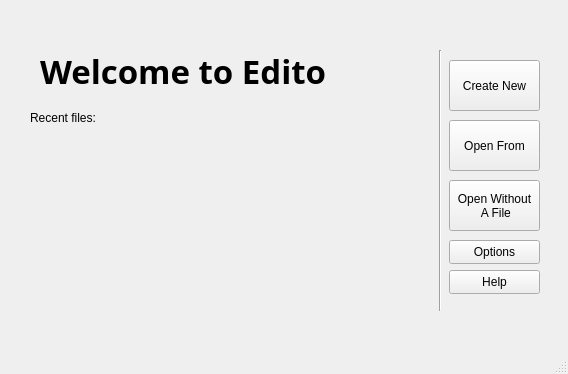
Before: the Qt Designer form edito.ui in Yovsky/Edito, drawn with Qt 5.
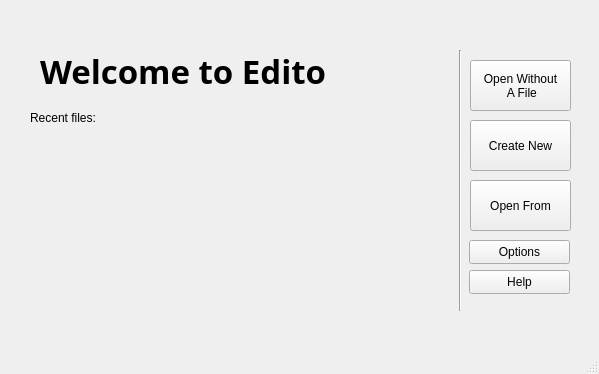
After: the same form once the commit is applied. Icons and pictures are not drawn.

Commit message: Added Icons to the home window.

The edit to the form file:
```diff
--- a/edito.ui
+++ b/edito.ui
@@ -6,7 +6,7 @@
    <rect>
     <x>0</x>
     <y>0</y>
-    <width>568</width>
+    <width>599</width>
     <height>374</height>
    </rect>
   </property>
@@ -21,9 +21,9 @@
    <widget class="QPushButton" name="createNew">
     <property name="geometry">
      <rect>
-      <x>449</x>
-      <y>60</y>
-      <width>91</width>
+      <x>470</x>
+      <y>120</y>
+      <width>101</width>
       <height>51</height>
      </rect>
     </property>
@@ -40,9 +40,9 @@
    <widget class="QPushButton" name="Open">
     <property name="geometry">
      <rect>
-      <x>449</x>
-      <y>120</y>
-      <width>91</width>
+      <x>470</x>
+      <y>180</y>
+      <width>101</width>
       <height>51</height>
      </rect>
     </property>
@@ -53,9 +53,9 @@
    <widget class="QPushButton" name="Options">
     <property name="geometry">
      <rect>
-      <x>449</x>
+      <x>469</x>
       <y>240</y>
-      <width>91</width>
+      <width>101</width>
       <height>24</height>
      </rect>
     </property>
@@ -66,9 +66,9 @@
    <widget class="QPushButton" name="pushButton_4">
     <property name="geometry">
      <rect>
-      <x>449</x>
+      <x>469</x>
       <y>270</y>
-      <width>91</width>
+      <width>101</width>
       <height>24</height>
      </rect>
     </property>
@@ -79,7 +79,7 @@
    <widget class="Line" name="line">
     <property name="geometry">
      <rect>
-      <x>430</x>
+      <x>450</x>
       <y>50</y>
       <width>20</width>
       <height>261</height>
@@ -134,9 +134,9 @@
    <widget class="QPushButton" name="EmptyFile">
     <property name="geometry">
      <rect>
-      <x>449</x>
-      <y>180</y>
-      <width>91</width>
+      <x>470</x>
+      <y>60</y>
+      <width>101</width>
       <height>51</height>
      </rect>
     </property>
```
Left out of the diff: 16 changed lines with no effect on the pictures. The commit also changes 3 other files.
